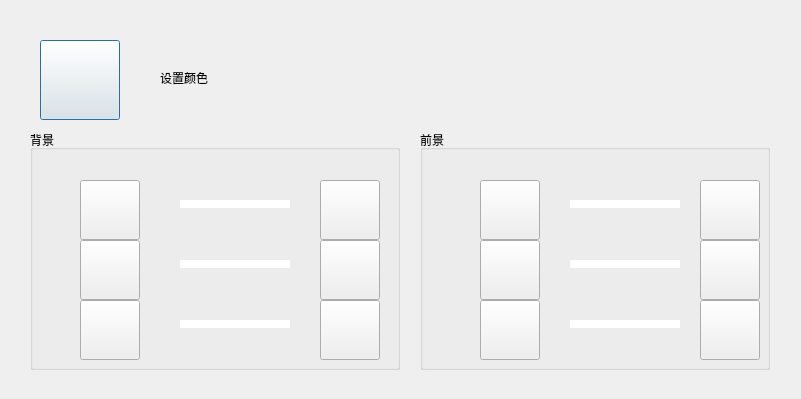
1028417/XMusic, file src/XMusic/colordlg.ui: the form before one commit.
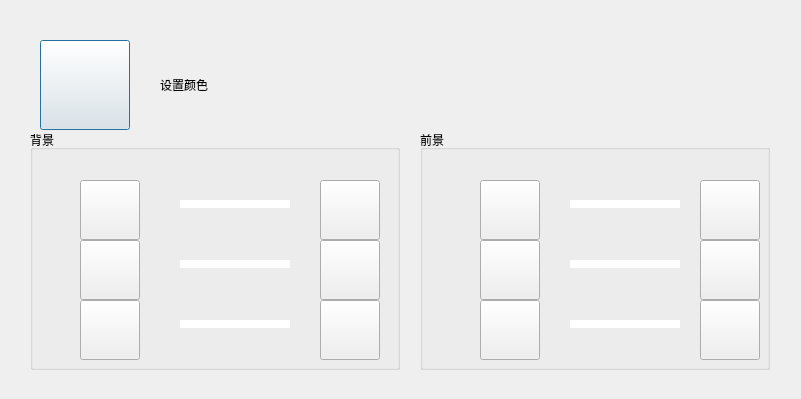
The form after the commit. Icons and pictures are not drawn. Custom widgets are drawn as their Qt base class.

```diff
--- a/src/XMusic/colordlg.ui
+++ b/src/XMusic/colordlg.ui
@@ -18,8 +18,8 @@
     <rect>
      <x>40</x>
      <y>40</y>
-     <width>80</width>
-     <height>80</height>
+     <width>90</width>
+     <height>90</height>
     </rect>
    </property>
    <property name="autoFillBackground">
@@ -45,7 +45,7 @@
    <property name="geometry">
     <rect>
      <x>160</x>
-     <y>48</y>
+     <y>55</y>
      <width>300</width>
      <height>60</height>
     </rect>
```
